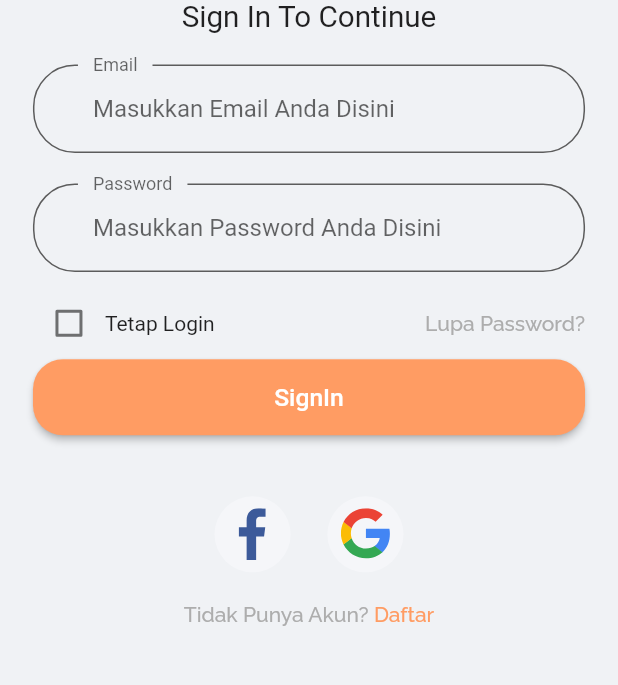
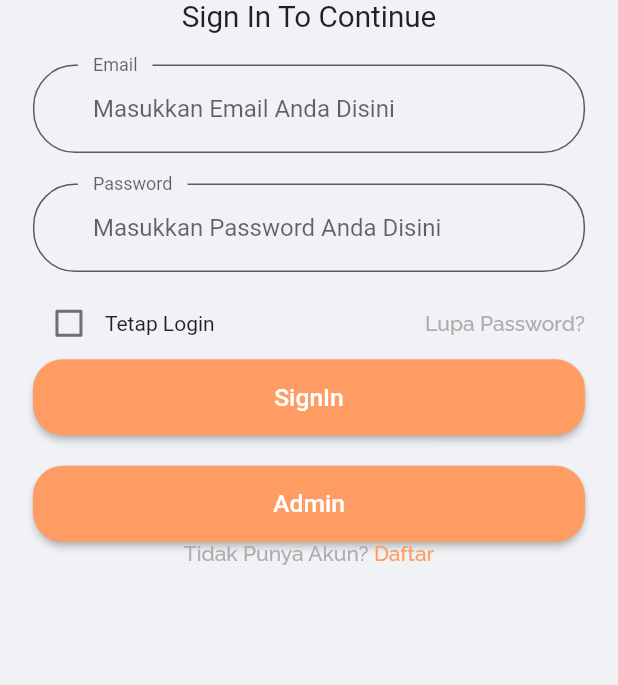
Before and after one commit to alwijein/flutter-tokotok, a Flutter app: the screen it shows after launch, after a tap on "Continue", on a phone screen of 412 x 824 dp, the part 382-1067 px from its top. Run offline on Flutter 3.47's test engine with Material 2 defaults, Android fonts, the light colour scheme and no system bars; our stand-ins replace bloc, cloud_firestore, equatable, firebase_auth, firebase_core, flutter_bloc and 3 more; accounts and stored records are empty.

Commit message:
menambahkan admin user

```diff
--- a/lib/bloc/user_bloc/user_bloc.dart
+++ b/lib/bloc/user_bloc/user_bloc.dart
@@ -20,6 +20,11 @@ class UserBloc extends Bloc<UserEvent, UserState> {
       yield UserLoaded(users!);
     } else if (event is SignOut) {
       yield UserInitial();
+    } else if (event is AdminUser) {
+      Users users = new Users('A1', 'admin@mail.io',
+          name: 'Admin Ganteng',
+          profilePicture: 'assets/icons/profile-picture.svg');
+      yield UserLoaded(users);
     }
   }
 }
--- a/lib/bloc/user_bloc/user_event.dart
+++ b/lib/bloc/user_bloc/user_event.dart
@@ -13,4 +13,6 @@ class LoadUser extends UserEvent {
   LoadUser(this.id);
 }
 
+class AdminUser extends UserEvent {}
+
 class SignOut extends UserEvent {}
--- a/lib/screens/components/headling_text_logo.dart
+++ b/lib/screens/components/headling_text_logo.dart
@@ -8,6 +8,7 @@ class HeadlingTextLogo extends StatelessWidget {
     required this.subTitle,
   }) : super(key: key);
   final String subTitle;
+
   @override
   Widget build(BuildContext context) {
     return Column(
--- a/lib/screens/sign_in_screen/components/body.dart
+++ b/lib/screens/sign_in_screen/components/body.dart
@@ -1,6 +1,11 @@
 import 'package:flutter/material.dart';
 import 'package:flutter_auth_new/bloc/page_bloc/page_bloc.dart';
+import 'package:flutter_auth_new/bloc/user_bloc/user_bloc.dart';
+import 'package:flutter_auth_new/models/models.dart';
 import 'package:flutter_auth_new/screens/components/headling_text_logo.dart';
+import 'package:flutter_auth_new/screens/components/primary_button.dart';
+import 'package:flutter_auth_new/screens/home_screen/home_screen.dart';
+import 'package:flutter_auth_new/screens/navbar/navbar.dart';
 import 'package:flutter_auth_new/screens/sign_in_screen/components/sign_in_form.dart';
 import 'package:flutter_auth_new/screens/sign_in_screen/components/social_lite_card.dart';
 import 'package:flutter_auth_new/shared/shared.dart';
@@ -28,25 +33,34 @@ class Body extends StatelessWidget {
                   subTitle: "Sign In To Continue",
                 ),
                 SignInForm(),
-                Padding(
-                  padding: EdgeInsets.symmetric(
-                    vertical: getPropertionateScreenHeight(20),
-                  ),
-                  child: Row(
-                    crossAxisAlignment: CrossAxisAlignment.center,
-                    mainAxisAlignment: MainAxisAlignment.center,
-                    children: [
-                      SocialLiteCard(
-                        socialIcon: 'assets/icons/facebook-2.svg',
-                        press: () {},
-                      ),
-                      SocialLiteCard(
-                        socialIcon: 'assets/icons/google-icon.svg',
-                        press: () {},
-                      ),
-                    ],
-                  ),
-                ),
+                // Padding(
+                //   padding: EdgeInsets.symmetric(
+                //     vertical: getPropertionateScreenHeight(20),
+                //   ),
+                //   child: Row(
+                //     crossAxisAlignment: CrossAxisAlignment.center,
+                //     mainAxisAlignment: MainAxisAlignment.center,
+                //     children: [
+                //       SocialLiteCard(
+                //         socialIcon: 'assets/icons/facebook-2.svg',
+                //         press: () {},
+                //       ),
+                //       SocialLiteCard(
+                //         socialIcon: 'assets/icons/google-icon.svg',
+                //         press: () {},
+                //       ),
+                //     ],
+                //   ),
+                // ),
+                PrimaryButton(
+                    text: "Admin",
+                    press: () {
+                      context.read<UserBloc>().add(AdminUser());
+                      Navigator.pushReplacement(context,
+                          MaterialPageRoute(builder: (_) {
+                        return NavBar();
+                      }));
+                    }),
                 Row(
                   mainAxisAlignment: MainAxisAlignment.center,
                   children: [
```
Also changed, not shown: pubspec.lock.
